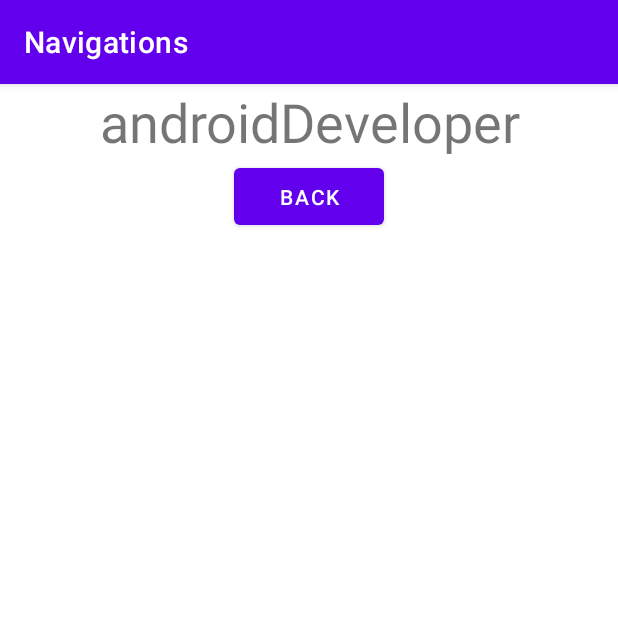
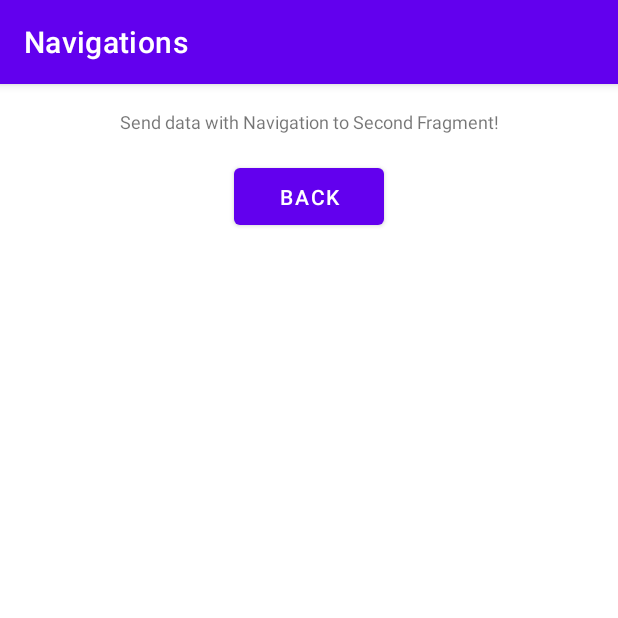
Before and after one commit to omercankoc/navigations, an Android app: the screen it shows after launch (MainActivity), after a tap on "NEXT", on a phone screen of 412 x 824 dp, the top half of it. Run offline under Robolectric (Android 15) with nearby library versions, the phone set to English and light mode, and no system bars.

```diff
--- a/Navigations/app/src/main/java/com/omercankoc/navigations/FirstFragment.kt
+++ b/Navigations/app/src/main/java/com/omercankoc/navigations/FirstFragment.kt
@@ -28,7 +28,7 @@ class FirstFragment : Fragment() {
 
         buttonNext = view.findViewById(R.id.buttonNext)
         buttonNext.setOnClickListener {
-            val action = FirstFragmentDirections.actionFirstFragmentToSecondFragment("androidDeveloper")
+            val action = FirstFragmentDirections.actionFirstFragmentToSecondFragment("Send data with Navigation to Second Fragment!")
             Navigation.findNavController(it).navigate(action)
         }
 
--- a/Navigations/app/src/main/res/layout/fragment_first.xml
+++ b/Navigations/app/src/main/res/layout/fragment_first.xml
@@ -12,9 +12,9 @@
         android:id="@+id/textViewFirst"
         android:layout_width="match_parent"
         android:layout_height="50dp"
-        android:textSize="36dp"
+        android:textSize="12dp"
         android:gravity="center"
-        android:text="First Fragment" />
+        android:text="First Fragment to Second Fragment" />
 
     <Button
         android:id="@+id/buttonNext"
--- a/Navigations/app/src/main/res/layout/fragment_second.xml
+++ b/Navigations/app/src/main/res/layout/fragment_second.xml
@@ -12,7 +12,7 @@
         android:id="@+id/textViewSecond"
         android:layout_width="match_parent"
         android:layout_height="50dp"
-        android:textSize="36dp"
+        android:textSize="12dp"
         android:gravity="center"
         android:text="Second Fragment" />
 
```
